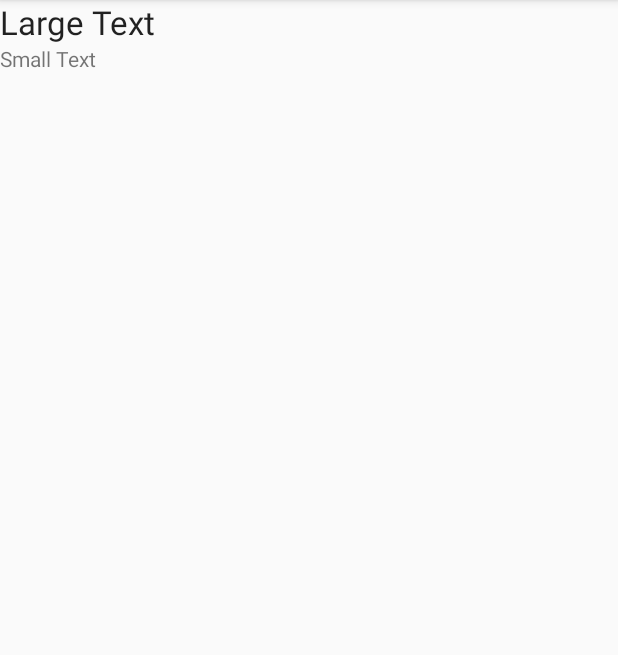
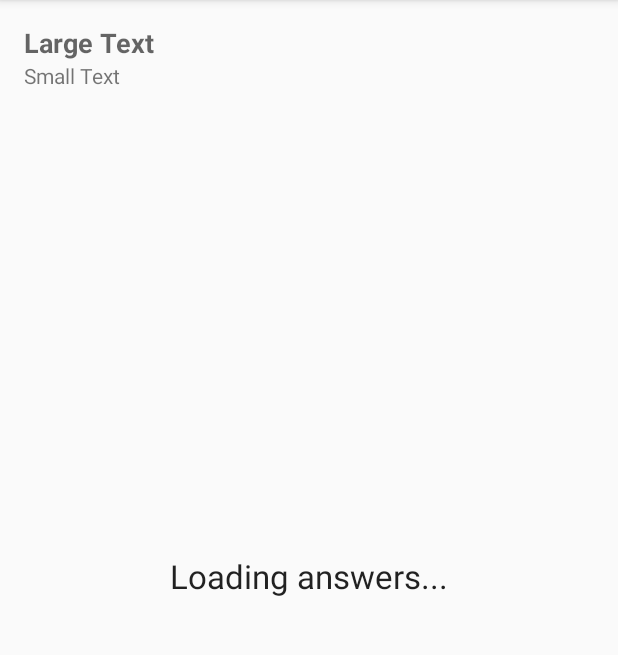
Before and after one commit to Archive-Org/Studyless, an Android app: the screen it shows after launch (MainActivity), in the side drawer, after a tap on "News", on a phone screen of 412 x 824 dp, the part 84-739 px from its top. Run offline under Robolectric (Android 15) with nearby library versions, the phone set to English and light mode, and no system bars; our stand-ins replace Firebase (no records; nobody signed in at launch, a user with empty details on screens opened directly); libraries missing offline, so code that uses them is left out: com.github.paolorotolo.appintro; 6 statements that could not run were skipped.

```diff
--- a/mobile/src/main/java/com/company/studyless/MainActivity.java
+++ b/mobile/src/main/java/com/company/studyless/MainActivity.java
@@ -24,7 +24,6 @@ import android.os.Build;
 import android.os.Bundle;
 import android.os.Vibrator;
 import android.preference.PreferenceManager;
-import android.support.annotation.NonNull;
 import android.support.design.widget.NavigationView;
 import android.support.v4.graphics.ColorUtils;
 import android.support.v4.view.GravityCompat;
@@ -38,15 +37,16 @@ import android.view.MenuItem;
 import android.view.View;
 import android.view.Window;
 import android.view.WindowManager;
+import android.view.animation.Animation;
+import android.view.animation.AnimationUtils;
 import android.view.inputmethod.InputMethodManager;
 import android.widget.EditText;
+import android.widget.LinearLayout;
 import android.widget.RadioGroup;
 import android.widget.RelativeLayout;
 import android.widget.TextView;
 import android.widget.Toast;
 
-import com.google.android.gms.tasks.OnCompleteListener;
-import com.google.android.gms.tasks.Task;
 import com.google.firebase.database.DataSnapshot;
 import com.google.firebase.database.DatabaseError;
 import com.google.firebase.database.DatabaseReference;
@@ -54,20 +54,20 @@ import com.google.firebase.database.FirebaseDatabase;
 import com.google.firebase.database.ValueEventListener;
 import com.google.firebase.remoteconfig.FirebaseRemoteConfig;
 
-import java.util.HashMap;
 import java.util.Random;
 
 
 public class MainActivity extends AppCompatActivity
         implements NavigationView.OnNavigationItemSelectedListener {
-    String[] colorsArray = {"#6564DB", "#232ED1", "#DD0426", "#273043", "#AAA95A", "#414066", "#1B2D2A"};
     FirebaseRemoteConfig mFirebaseRemoteConfig;
-    String newsTitle, newsBody;
+    LinearLayout questionsLayout;
+    Animation fadeIn;
+    Animation fadeOut;
     private RadioGroup G1, G2, G3, G4, G5, G6, G7, G8, G9, G10, G11, G12, G13, G14, G15, G16, G17,
             G18, G19, G20;
     private TextView result1, result2, result3, result4, result5, result6, result7, result8,
             result9, result10, result11, result12, result13, result14, result15, result16,
-            result17, result18, result19, result20, matrixText, volumecount, news_title, news_body;
+            result17, result18, result19, result20, matrixText, volumecount;
     private EditText roomField;
     private DatabaseReference mDatabase;
     private matrix matrix = new matrix();
@@ -80,7 +80,7 @@ public class MainActivity extends AppCompatActivity
             9999, 9999, 9999, 9999, 9999,
             9999, 9999, 9999, 9999, 9999
     };
-    private RelativeLayout loadingLayout, infoLayout, questionsLayout;
+    private RelativeLayout loadingLayout;
 
     @Override
     protected void onCreate(Bundle savedInstanceState) {
@@ -96,19 +96,30 @@ public class MainActivity extends AppCompatActivity
 
             startActivity(intent);
         }
+
+        fadeIn = AnimationUtils.loadAnimation(MainActivity.this, android.R.anim.fade_in);
+        fadeOut = AnimationUtils.loadAnimation(MainActivity.this, R.anim.fade_out);
         //Display activity main
         setContentView(R.layout.activity_main);
 
+        //Bind views
+        bindObjects();
+//Hide layout show
+        loadingLayout.setVisibility(View.VISIBLE);
+
+        questionsLayout.setVisibility(View.GONE);
+
+
+
         //TODO implement inflator
-
         /*FragmentManager fragmentManager = getFragmentManager();
         fragmentManager.beginTransaction()
-                .replace(R.id.frame_layout, new question_list()).commit();
-*/
+                .replace(R.id.frame_layout, new question_list()).commit();*/
 
         Toolbar toolbar = (Toolbar) findViewById(R.id.toolbar);
 
         //Change colors and startup
+        String[] colorsArray = {"#6564DB", "#232ED1", "#DD0426", "#273043", "#AAA95A", "#414066", "#1B2D2A"};
         int randomColor = Color.parseColor(colorsArray[random.nextInt(colorsArray.length)]);
         int darkerColor = ColorUtils.blendARGB(randomColor, Color.BLACK, 0.2F);
         toolbar.setBackgroundColor(randomColor);
@@ -122,23 +133,15 @@ public class MainActivity extends AppCompatActivity
         DrawerLayout drawer = (DrawerLayout) findViewById(R.id.drawer_layout);
         ActionBarDrawerToggle toggle = new ActionBarDrawerToggle(
                 this, drawer, toolbar, R.string.navigation_drawer_open, R.string.navigation_drawer_close);
-        //drawer.setDrawerListener(toggle);
         toggle.syncState();
         NavigationView navigationView = (NavigationView) findViewById(R.id.nav_view);
         navigationView.setNavigationItemSelectedListener(this);
 
-        //Bind views
-        bindObjects();
+        //Initialize database and Vibrations
 
+        mDatabase = FirebaseDatabase.getInstance().getReference();
+        mFirebaseRemoteConfig = FirebaseRemoteConfig.getInstance();
 
-        //Hide layout till db loaded
-        questionsLayout.setVisibility(View.GONE);
-        loadingLayout.setVisibility(View.VISIBLE);
-        //Initialize database and Vibrations
-        //RoomTextView.setText(String.valueOf(room));
-        mDatabase = FirebaseDatabase.getInstance().getReference();
-
-        mFirebaseRemoteConfig = FirebaseRemoteConfig.getInstance();
 
         Vibrator vibratorService = (Vibrator) getSystemService(Context.VIBRATOR_SERVICE);
         volumeHandler.setVibrator(vibratorService);
@@ -162,9 +165,6 @@ public class MainActivity extends AppCompatActivity
 
 
         //Fetch data
-        getNews();
-
-
         getDatabase();
     }
 
@@ -343,13 +343,11 @@ public class MainActivity extends AppCompatActivity
         result19 = (TextView) findViewById(R.id.resultado19);
         result20 = (TextView) findViewById(R.id.resultado20);
 
-        news_title = (TextView) findViewById(R.id.news_title);
-        news_body = (TextView) findViewById(R.id.news_body);
 
         roomField = (EditText) findViewById(R.id.roomField);
         matrixText = (TextView) findViewById(R.id.matrixText);
         volumecount = (TextView) findViewById(R.id.volumecount);
-        questionsLayout = (RelativeLayout) findViewById(R.id.questionsLayoutRoot);
+        questionsLayout = (LinearLayout) findViewById(R.id.questionsLayout);
         loadingLayout = (RelativeLayout) findViewById(R.id.loadingLayout);
 
 
@@ -388,8 +386,7 @@ public class MainActivity extends AppCompatActivity
                     result20.setText(betterMostVoted(19));
 
 
-                    loadingLayout.setVisibility(View.GONE);
-                    questionsLayout.setVisibility(View.VISIBLE);
+                    showQuestionsHideLoading();
                     //showNotification();
 
 
@@ -405,25 +402,6 @@ public class MainActivity extends AppCompatActivity
             public void onCancelled(DatabaseError databaseError) {
             }
         });
-
-    }
-
-    private void getNews() {
-        mDatabase.child("Data").addValueEventListener(new ValueEventListener() {
-            @Override
-            public void onDataChange(DataSnapshot dataSnapshot) {
-                if (dataSnapshot.exists()) {
-                    HashMap d = (HashMap) dataSnapshot.getValue();
-                    newsBody = d.get("news_body").toString();
-                    newsTitle = d.get("news_title").toString();
-                }
-            }
-
-            @Override
-            public void onCancelled(DatabaseError databaseError) {
-            }
-        });
-
 
     }
 
@@ -499,19 +477,9 @@ public class MainActivity extends AppCompatActivity
             hidekb();
         } else if (id == R.id.nav_news) {
             fragment = new News();
-            mFirebaseRemoteConfig.fetch(3600) //Fetch every hour news
-                    .addOnCompleteListener(new OnCompleteListener<Void>() {
-                        @Override
-                        public void onComplete(@NonNull Task<Void> task) {
-                            if (task.isSuccessful()) {
-                                // Once the config is successfully fetched it must be activated before newly fetched
-                                // values are returned.
-                                mFirebaseRemoteConfig.activateFetched();
-                            }
-                        }
-                    });
             questionsLayout.setVisibility(View.GONE);
             hidekb();
+
         } else if (id == R.id.nav_share) {
 
             Intent sharingIntent = new Intent(Intent.ACTION_SEND)
@@ -609,7 +577,7 @@ public class MainActivity extends AppCompatActivity
     }
 
     String betterMostVoted(int row) {
-        if (matrix.MostVoted(row) == "?") {
+        if (matrix.MostVoted(row).equals("?")) {
             return getString(R.string.tie);
         } else {
             return matrix.MostVoted(row);
@@ -624,7 +592,7 @@ public class MainActivity extends AppCompatActivity
                 getResources().getDimensionPixelSize(android.R.dimen.notification_large_icon_height),
                 true);
         Intent intent = new Intent(this, MainActivity.class);
-        PendingIntent pendingIntent = PendingIntent.getActivity(this, 01, intent, Intent.FLAG_ACTIVITY_CLEAR_TASK);
+        PendingIntent pendingIntent = PendingIntent.getActivity(this, 1, intent, Intent.FLAG_ACTIVITY_CLEAR_TASK);
         Notification.Builder builder = new Notification.Builder(getApplicationContext());
         builder.setContentTitle(mostVoted2String());
         builder.setContentText("By Studyless");
@@ -676,5 +644,25 @@ public class MainActivity extends AppCompatActivity
                 matrix.MostVoted(19);
     }
 
+    private void showQuestionsHideLoading() {
+        fadeOut.setAnimationListener(new Animation.AnimationListener() {
+            @Override
+            public void onAnimationStart(Animation animation) {
+            }
+
+            @Override
+            public void onAnimationRepeat(Animation animation) {
+            }
+
+            @Override
+            public void onAnimationEnd(Animation animation) {
+                loadingLayout.setVisibility(View.GONE);
+            }
+        });
+        loadingLayout.startAnimation(fadeOut);
+        questionsLayout.setVisibility(View.VISIBLE);
+        questionsLayout.startAnimation(fadeIn);
+    }
+
 
 }
--- /dev/null
+++ b/mobile/src/main/res/layout/loading.xml
@@ -0,0 +1,23 @@
+<?xml version="1.0" encoding="utf-8"?><!--
+  ~ /* Copyright (C) Alejandro Pacheco - All Rights Reserved
+  ~  * Unauthorized copying of this file, via any medium is strictly prohibited
+  ~  * Proprietary and confidential
+  ~  * Written by  Alejandro Pacheco Bobillo <alepacheco99@gmail.com>
+  ~  */
+  -->
+
+<RelativeLayout xmlns:android="http://schemas.android.com/apk/res/android"
+    android:id="@+id/loadingLayout"
+    android:layout_width="match_parent"
+    android:layout_height="match_parent">
+
+    <TextView
+        android:layout_width="wrap_content"
+        android:layout_height="wrap_content"
+        android:layout_centerHorizontal="true"
+        android:layout_centerVertical="true"
+        android:text="@string/loading"
+        android:textAlignment="center"
+        android:textAppearance="?android:attr/textAppearanceLarge" />
+
+</RelativeLayout>
--- a/mobile/src/main/res/layout/news.xml
+++ b/mobile/src/main/res/layout/news.xml
@@ -9,14 +9,16 @@
 <LinearLayout xmlns:android="http://schemas.android.com/apk/res/android"
     android:layout_width="match_parent"
     android:layout_height="match_parent"
-    android:orientation="vertical">
+    android:orientation="vertical"
+    android:padding="16dp">
 
     <TextView
         android:id="@+id/news_title"
         android:layout_width="wrap_content"
         android:layout_height="wrap_content"
         android:text="Large Text"
-        android:textAppearance="?android:attr/textAppearanceLarge" />
+        android:textAppearance="?android:attr/textAppearanceMedium"
+        android:textStyle="bold" />
 
     <TextView
         android:id="@+id/news_body"
--- a/mobile/src/main/res/layout/questions_view.xml
+++ b/mobile/src/main/res/layout/questions_view.xml
@@ -7,30 +7,17 @@
   -->
 
 <RelativeLayout xmlns:android="http://schemas.android.com/apk/res/android"
-    android:id="@+id/questionsLayoutRoot"
+
     android:layout_width="match_parent"
     android:layout_height="match_parent"
     android:layout_gravity="center_horizontal">
 
 
-    <RelativeLayout
-        android:id="@+id/loadingLayout"
-        android:layout_width="match_parent"
-        android:layout_height="match_parent">
-
-        <TextView
-            android:layout_width="wrap_content"
-            android:layout_height="wrap_content"
-            android:layout_centerHorizontal="true"
-            android:layout_centerVertical="true"
-            android:text="@string/loading"
-            android:textAlignment="center"
-            android:textAppearance="?android:attr/textAppearanceLarge" />
-
-    </RelativeLayout>
+    <include layout="@layout/loading" />
     <!-- Questions scroll view -->
 
     <LinearLayout
+        android:id="@+id/questionsLayout"
         android:layout_width="match_parent"
         android:layout_height="match_parent"
         android:orientation="vertical">
```
Also changed, not shown: mobile/src/main/java/com/company/studyless/News.java (+21 -4 lines), mobile/src/main/res/anim/fade_out.xml (added, +14 -0 lines).
